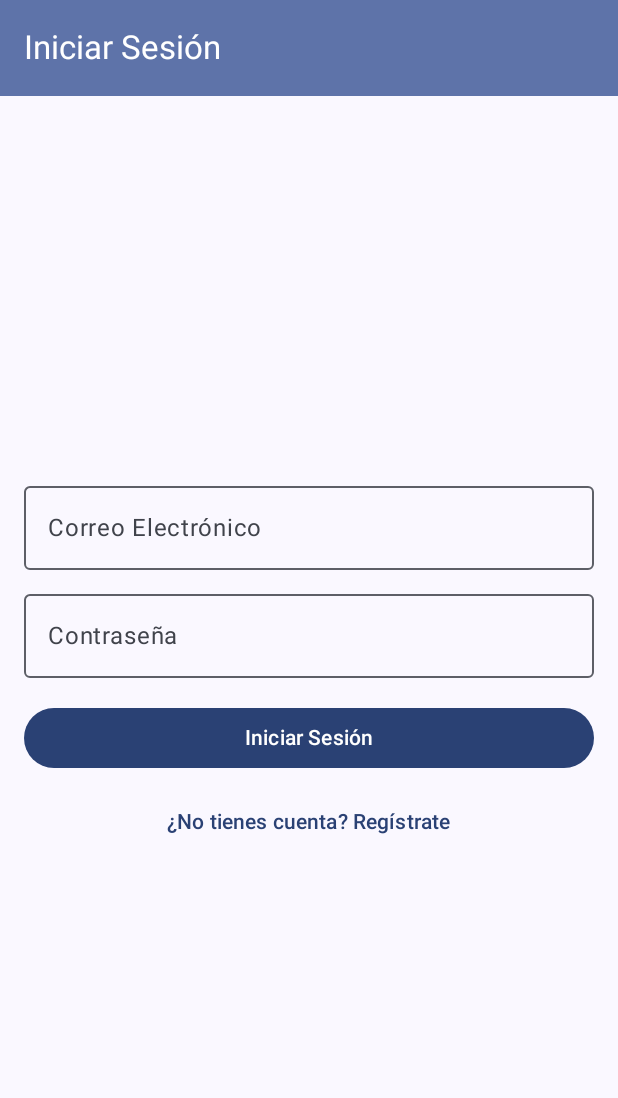
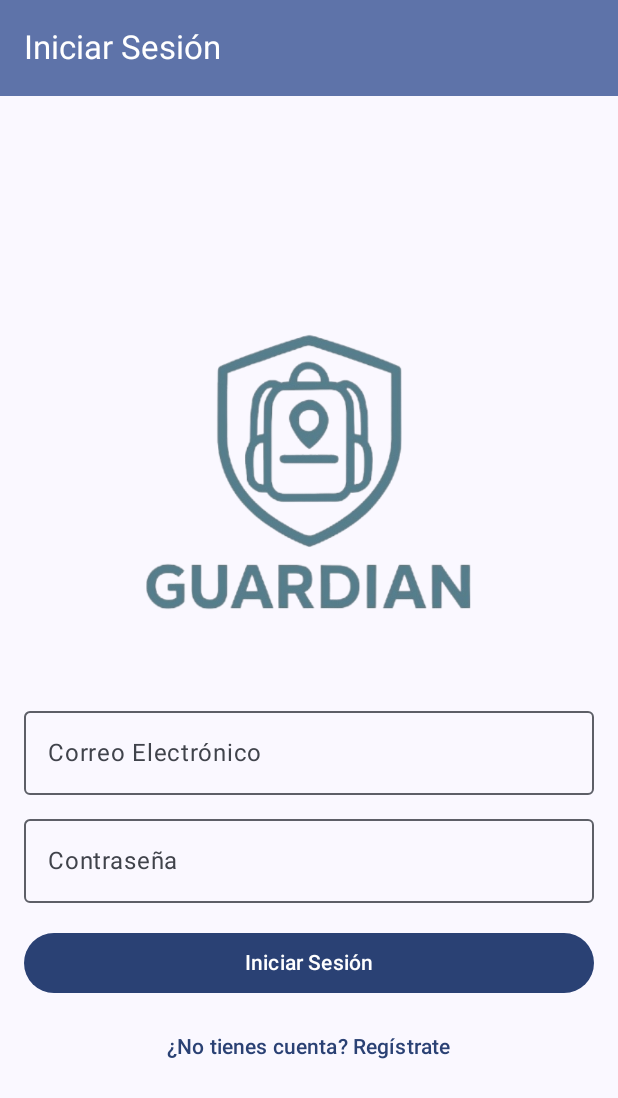
Before and after one commit to italo-huillca/Guardian, an Android app built with Jetpack Compose: the screen it shows after launch (MainActivity), on a phone screen of 412 x 824 dp. Shown: the top 1098 px of the screen. Run offline under Robolectric (Android 15) with nearby library versions, the phone set to English and light mode, and no system bars; our stand-ins replace Firebase (no records; nobody signed in at launch, a user with empty details on screens opened directly).

Commit message:
feat: agregar imagen de logo en la pantalla de inicio de sesión

```diff
--- a/app/src/main/java/com/midam/guardian/presentation/screen/login/LoginScreen.kt
+++ b/app/src/main/java/com/midam/guardian/presentation/screen/login/LoginScreen.kt
@@ -1,16 +1,21 @@
 package com.midam.guardian.presentation.screen.login
 
 import android.widget.Toast
+import androidx.compose.foundation.*
 import androidx.compose.foundation.layout.*
 import androidx.compose.material3.*
 import androidx.compose.runtime.*
 import androidx.compose.ui.Alignment
 import androidx.compose.ui.Modifier
+import androidx.compose.ui.layout.*
+import androidx.compose.ui.modifier.*
 import androidx.compose.ui.text.input.PasswordVisualTransformation
 import androidx.compose.ui.text.input.TextFieldValue
 import androidx.compose.ui.unit.dp
 import androidx.compose.ui.platform.LocalContext
+import androidx.compose.ui.res.*
 import com.google.firebase.auth.FirebaseAuth
+import com.midam.guardian.R
 
 @OptIn(ExperimentalMaterial3Api::class)
 @Composable
@@ -44,6 +49,7 @@ fun LoginScreen(
                 verticalArrangement = Arrangement.Center,
                 horizontalAlignment = Alignment.CenterHorizontally
             ) {
+                Image(painter = painterResource(id = R.drawable.logo), contentDescription = "logo guardian", contentScale = ContentScale.FillHeight,modifier = Modifier.size(300.dp))
                 OutlinedTextField(
                     value = email,
                     onValueChange = { email = it },
```
